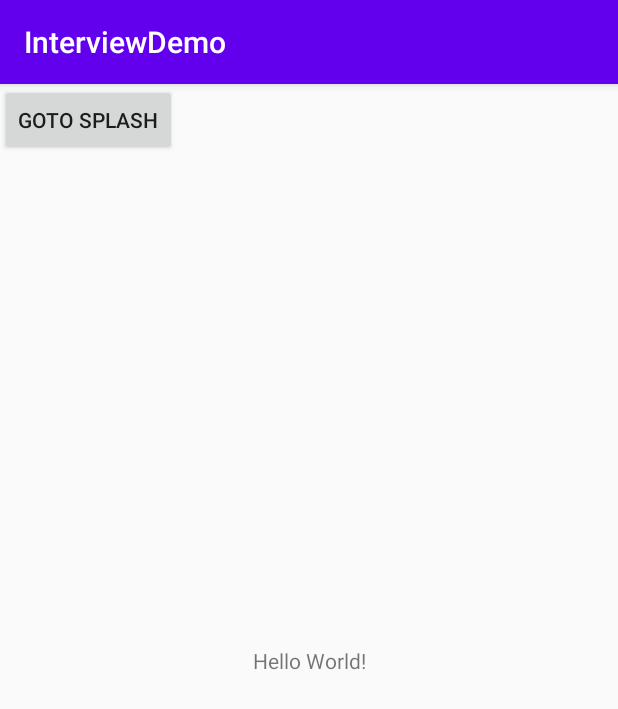
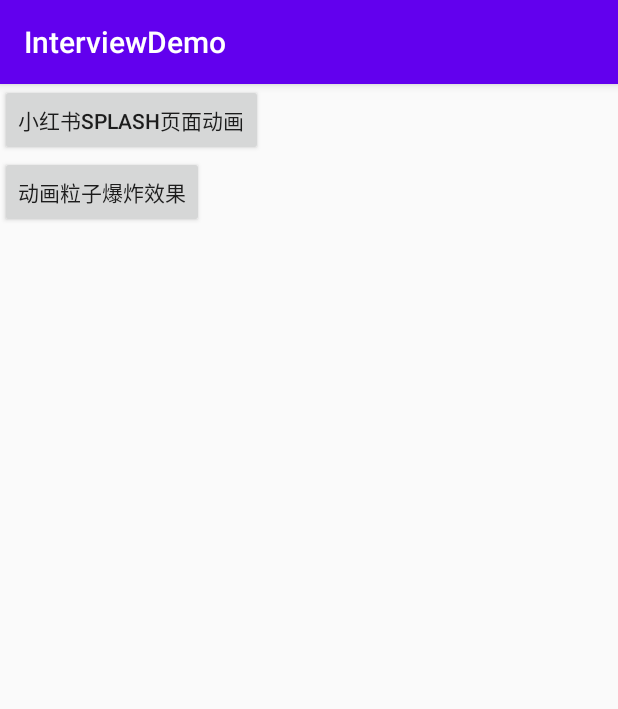
Before and after one commit to hloong/InterviewDemo, an Android app: the screen it shows after launch (MainActivity), on a phone screen of 412 x 824 dp. Shown: the top 709 px of the screen. Run offline under Robolectric (Android 15) with nearby library versions, the light colour scheme and no system bars.

Commit message:
增加一个粒子爆炸特效实例SplitView

```diff
--- a/app/src/main/AndroidManifest.xml
+++ b/app/src/main/AndroidManifest.xml
@@ -9,6 +9,7 @@
         android:roundIcon="@mipmap/ic_launcher_round"
         android:supportsRtl="true"
         android:theme="@style/AppTheme">
+        <activity android:name=".ui.split.SplitActivity"></activity>
         <activity android:name=".MainActivity">
             <intent-filter>
                 <action android:name="android.intent.action.MAIN" />
@@ -16,7 +17,7 @@
                 <category android:name="android.intent.category.LAUNCHER" />
             </intent-filter>
         </activity>
-        <activity android:name=".ui.splash_ani.SplashActivity"/>
+        <activity android:name=".ui.splash_ani.SplashActivity" />
     </application>
 
 </manifest>
--- a/app/src/main/java/com/hloong/interview/MainActivity.kt
+++ b/app/src/main/java/com/hloong/interview/MainActivity.kt
@@ -1,10 +1,10 @@
 package com.hloong.interview
 
-import android.animation.ObjectAnimator
 import android.content.Intent
 import androidx.appcompat.app.AppCompatActivity
 import android.os.Bundle
 import com.hloong.interview.ui.splash_ani.SplashActivity
+import com.hloong.interview.ui.split.SplitActivity
 import kotlinx.android.synthetic.main.activity_main.*
 
 class MainActivity : AppCompatActivity() {
@@ -12,8 +12,11 @@
         super.onCreate(savedInstanceState)
         setContentView(R.layout.activity_main)
 
-        bt.setOnClickListener {
+        btSplash.setOnClickListener {
             startActivity(Intent(this,SplashActivity::class.java))
+        }
+        btSplit.setOnClickListener {
+            startActivity(Intent(this,SplitActivity::class.java))
         }
 
     }
--- a/app/src/main/res/layout/activity_main.xml
+++ b/app/src/main/res/layout/activity_main.xml
@@ -1,26 +1,23 @@
 <?xml version="1.0" encoding="utf-8"?>
-<androidx.constraintlayout.widget.ConstraintLayout xmlns:android="http://schemas.android.com/apk/res/android"
+<LinearLayout xmlns:android="http://schemas.android.com/apk/res/android"
     xmlns:app="http://schemas.android.com/apk/res-auto"
     xmlns:tools="http://schemas.android.com/tools"
     android:layout_width="match_parent"
     android:layout_height="match_parent"
+    android:orientation="vertical"
     tools:context=".MainActivity">
 
-    <TextView
+    <Button
+        android:id="@+id/btSplash"
         android:layout_width="wrap_content"
         android:layout_height="wrap_content"
-        android:text="Hello World!"
-        app:layout_constraintBottom_toBottomOf="parent"
-        app:layout_constraintLeft_toLeftOf="parent"
-        app:layout_constraintRight_toRightOf="parent"
-        app:layout_constraintTop_toTopOf="parent" />
-
+        android:text="小红书Splash页面动画"
+        tools:ignore="MissingConstraints" />
     <Button
-        android:id="@+id/bt"
+        android:id="@+id/btSplit"
         android:layout_width="wrap_content"
         android:layout_height="wrap_content"
-        android:text="GoTo Splash"
+        android:text="动画粒子爆炸效果"
 
         tools:ignore="MissingConstraints" />
-
-</androidx.constraintlayout.widget.ConstraintLayout>
+</LinearLayout>
```
Also changed, not shown: app/src/main/java/com/hloong/interview/ui/split/Ball.java (added, +18 -0 lines), app/src/main/java/com/hloong/interview/ui/split/SplitActivity.kt (added, +12 -0 lines), app/src/main/java/com/hloong/interview/ui/split/SplitView.java (added, +116 -0 lines), app/src/main/res/layout/activity_split.xml (added, +9 -0 lines), app/src/main/res/mipmap-xhdpi/pic.png (added).
